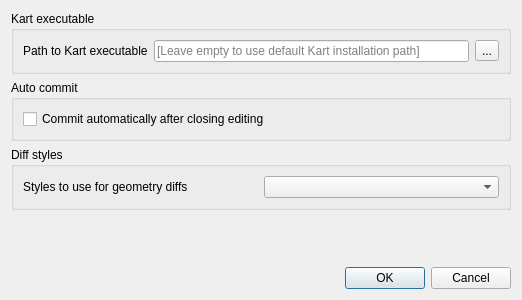
Above: kart/gui/settingsdialog.ui from koordinates/kart-qgis-plugin before the change. Below: the same form after it.
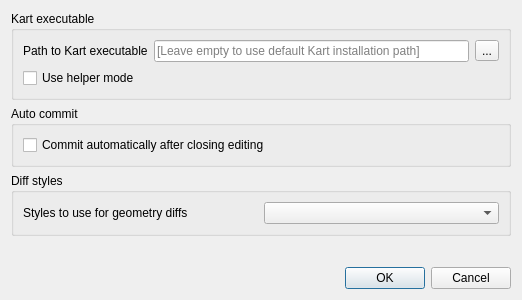
That is the form after the change.

Commit message: Setting to enable helper mode of kart

Diff of the .ui file:
```diff
--- a/kart/gui/settingsdialog.ui
+++ b/kart/gui/settingsdialog.ui
@@ -19,6 +19,9 @@
      <property name="title">
       <string>Kart executable</string>
      </property>
+
+     <layout class="QVBoxLayout" name="verticalLayout1">
+      <item>
      <layout class="QHBoxLayout" name="horizontalLayout_2">
       <item>
        <widget class="QLabel" name="label_2">
@@ -38,6 +41,15 @@
        <widget class="QToolButton" name="btnBrowsePath">
         <property name="text">
          <string>...</string>
+            </property>
+          </widget>
+          </item>
+        </layout>
+      </item>
+      <item>
+        <widget class="QCheckBox" name="chkHelperMode">
+          <property name="text">
+          <string>Use helper mode</string>
         </property>
        </widget>
       </item>
```
Lines whose indentation alone changed are shown as unchanged. The commit also changes 3 other files.
